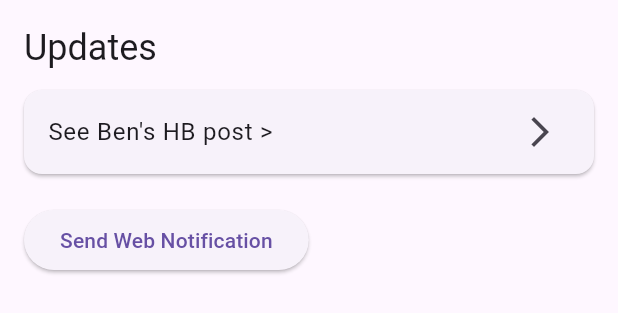
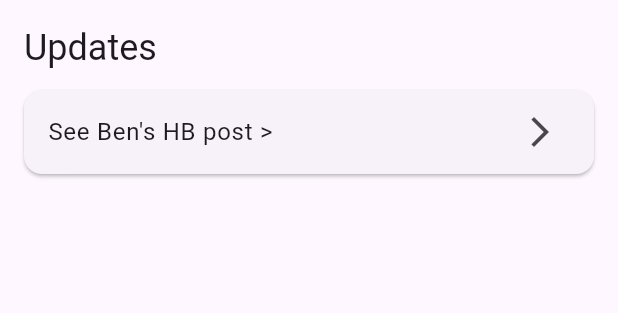
Before and after one commit to saoriyo99/birthday_app, a Flutter app: the NotificationsTabContent widget shown alone on an empty page, opened directly, on a phone screen of 412 x 824 dp. Shown: the top 313 px of the screen. Run offline on Flutter 3.47's test engine with Material 3 defaults, Android fonts, the phone set to English and light mode, and no system bars; our stand-ins replace image_picker, qr_flutter, share_plus, supabase_flutter; accounts and stored records are empty; network calls fail.

Commit message:
Revert "feat: Add web notification support"
This reverts commit 754af387dc7821a86e4a808bc4278f8a5db233e2.

```diff
--- a/lib/screens/home_screen.dart
+++ b/lib/screens/home_screen.dart
@@ -13,7 +13,6 @@ import 'package:birthday_app/widgets/home_groups_section.dart';
 import 'package:birthday_app/services/group_service.dart';
 import 'package:birthday_app/widgets/home_friends_section.dart';
 import 'package:birthday_app/services/friend_service.dart';
-import 'dart:html' as html; // Import dart:html for web-specific functionality
 
 class HomeScreen extends StatefulWidget {
   const HomeScreen({super.key});
@@ -222,20 +221,6 @@ class _HomeTabContentState extends State<HomeTabContent> {
 class NotificationsTabContent extends StatelessWidget {
   const NotificationsTabContent({super.key});
 
-  void _sendNotification() {
-    if (html.Notification.supported) {
-      html.Notification.requestPermission().then((permission) {
-        if (permission == 'granted') {
-          html.Notification('Hello World', body: 'This is a web notification from Flutter!');
-        } else {
-          print('Notification permission denied.');
-        }
-      });
-    } else {
-      print('Notifications not supported on this browser.');
-    }
-  }
-
   @override
   Widget build(BuildContext context) {
     return SingleChildScrollView(
@@ -266,11 +251,6 @@ class NotificationsTabContent extends StatelessWidget {
                 },
               ),
             ),
-            const SizedBox(height: 16), // Add some spacing
-            ElevatedButton(
-              onPressed: _sendNotification,
-              child: const Text('Send Web Notification'),
-            ),
             // Add more notification items here
           ],
         ),
```
